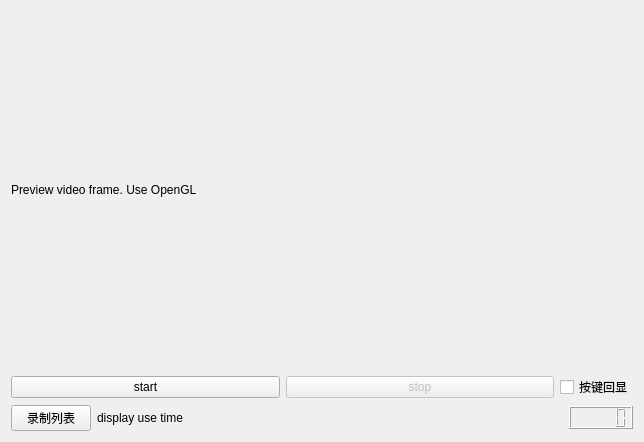
Above: frontend/screenrecoderwidget/screenrecoderwidget.ui from pydmy7/WinkStudio before the change. Below: the same form after it.
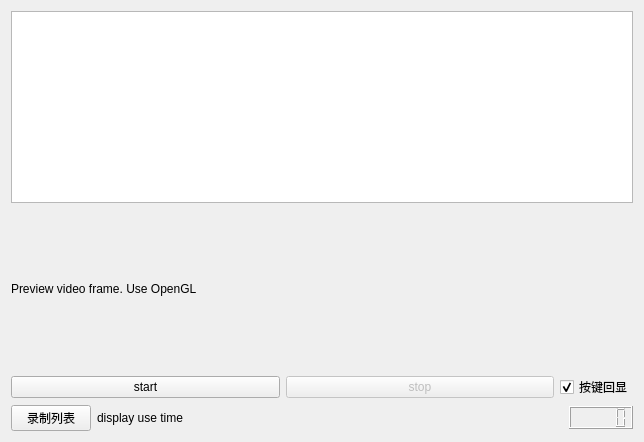
That is the form after the change.

```diff
--- a/frontend/screenrecoderwidget/screenrecoderwidget.ui
+++ b/frontend/screenrecoderwidget/screenrecoderwidget.ui
@@ -14,6 +14,9 @@
    <string>Form</string>
   </property>
   <layout class="QVBoxLayout" name="verticalLayout">
+   <item>
+    <widget class="QListWidget" name="listWidget"/>
+   </item>
    <item>
     <widget class="QLabel" name="label_preview">
      <property name="sizePolicy">
@@ -72,6 +75,9 @@
        <property name="text">
         <string>按键回显</string>
        </property>
+       <property name="checked">
+        <bool>true</bool>
+       </property>
       </widget>
      </item>
     </layout>
```
Left out of the diff: 2 changed lines with no effect on the pictures.
